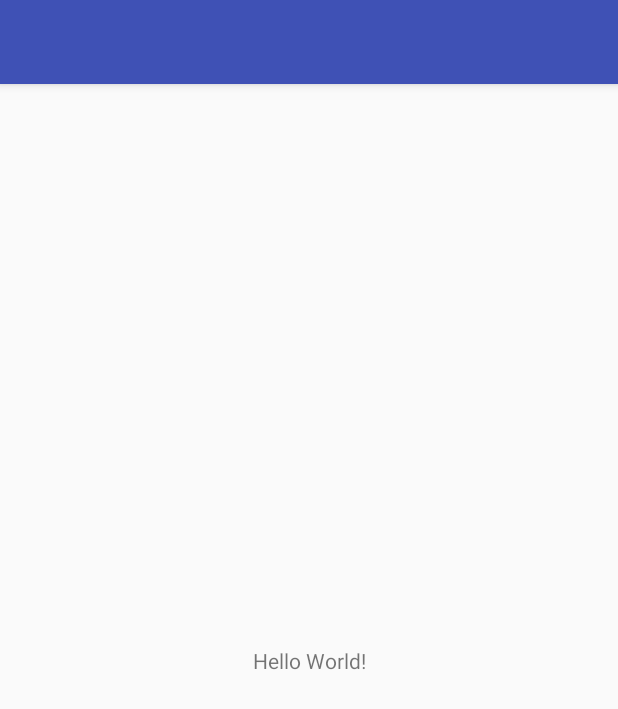
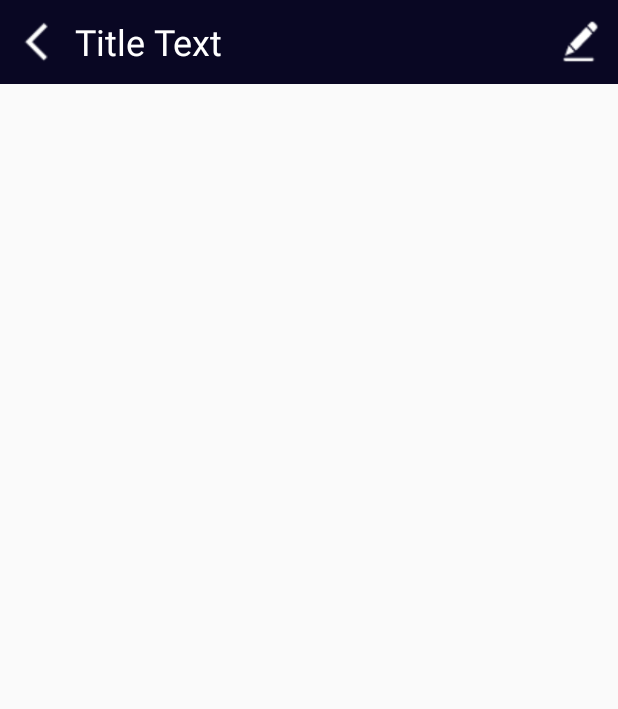
Before and after one commit to imlhb/StudyAndroid, an Android app: the screen it shows after launch (MainActivity), on a phone screen of 412 x 824 dp. Shown: the top 709 px of the screen. Run offline under Robolectric (Android 15) with nearby library versions, the phone set to English and light mode, and no system bars.

Commit message:
更新3.4 系统控件不够用？创建自定义控件

```diff
--- a/UICustomViews/app/src/main/java/com/example/uicustomviews/MainActivity.java
+++ b/UICustomViews/app/src/main/java/com/example/uicustomviews/MainActivity.java
@@ -1,5 +1,6 @@
 package com.example.uicustomviews;
 
+import android.support.v7.app.ActionBar;
 import android.support.v7.app.AppCompatActivity;
 import android.os.Bundle;
 
@@ -9,5 +10,9 @@ public class MainActivity extends AppCompatActivity {
     protected void onCreate(Bundle savedInstanceState) {
         super.onCreate(savedInstanceState);
         setContentView(R.layout.activity_main);
+        ActionBar actionBar = getSupportActionBar();
+        if (actionBar != null){
+            actionBar.hide();
+        }
     }
 }
--- a/UICustomViews/app/src/main/res/layout/activity_main.xml
+++ b/UICustomViews/app/src/main/res/layout/activity_main.xml
@@ -6,13 +6,6 @@
     android:layout_height="match_parent"
     tools:context=".MainActivity">
 
-    <TextView
-        android:layout_width="wrap_content"
-        android:layout_height="wrap_content"
-        android:text="Hello World!"
-        app:layout_constraintBottom_toBottomOf="parent"
-        app:layout_constraintLeft_toLeftOf="parent"
-        app:layout_constraintRight_toRightOf="parent"
-        app:layout_constraintTop_toTopOf="parent" />
+    <include layout="@layout/title"/>
 
 </android.support.constraint.ConstraintLayout>
--- /dev/null
+++ b/UICustomViews/app/src/main/res/layout/title.xml
@@ -0,0 +1,36 @@
+<?xml version="1.0" encoding="utf-8"?>
+<LinearLayout
+    xmlns:android="http://schemas.android.com/apk/res/android"
+    android:layout_width="match_parent"
+    android:layout_height="wrap_content"
+    android:background="@drawable/bg"
+    >
+
+    <Button
+        android:id="@+id/title_back"
+        android:layout_width="30dp"
+        android:layout_height="30dp"
+        android:layout_gravity="center"
+        android:layout_margin="10dp"
+        android:background="@drawable/back"
+        android:textColor="#fff"/>
+
+    <TextView
+        android:id="@+id/title_text"
+        android:layout_width="0dp"
+        android:layout_height="wrap_content"
+        android:layout_gravity="center"
+        android:layout_weight="1"
+        android:text="Title Text"
+        android:textColor="#fff"
+        android:textSize="24sp"/>
+
+    <Button
+        android:id="@+id/title_edit"
+        android:layout_width="30dp"
+        android:layout_height="30dp"
+        android:layout_gravity="center"
+        android:layout_margin="10dp"
+        android:background="@drawable/edit"
+        android:textColor="#fff"/>
+</LinearLayout>
--- a/UICustomViews/app/src/main/res/values/styles.xml
+++ b/UICustomViews/app/src/main/res/values/styles.xml
@@ -1,7 +1,7 @@
 <resources>
 
     <!-- Base application theme. -->
-    <style name="AppTheme" parent="Theme.AppCompat.Light.DarkActionBar">
+    <style name="AppTheme" parent="Base.Theme.AppCompat.Light.DarkActionBar">
         <!-- Customize your theme here. -->
         <item name="colorPrimary">@color/colorPrimary</item>
         <item name="colorPrimaryDark">@color/colorPrimaryDark</item>
```
Also changed, not shown: UICustomViews/app/src/main/res/drawable/back.png (added), UICustomViews/app/src/main/res/drawable/bg.png (added), UICustomViews/app/src/main/res/drawable/edit.png (added).
